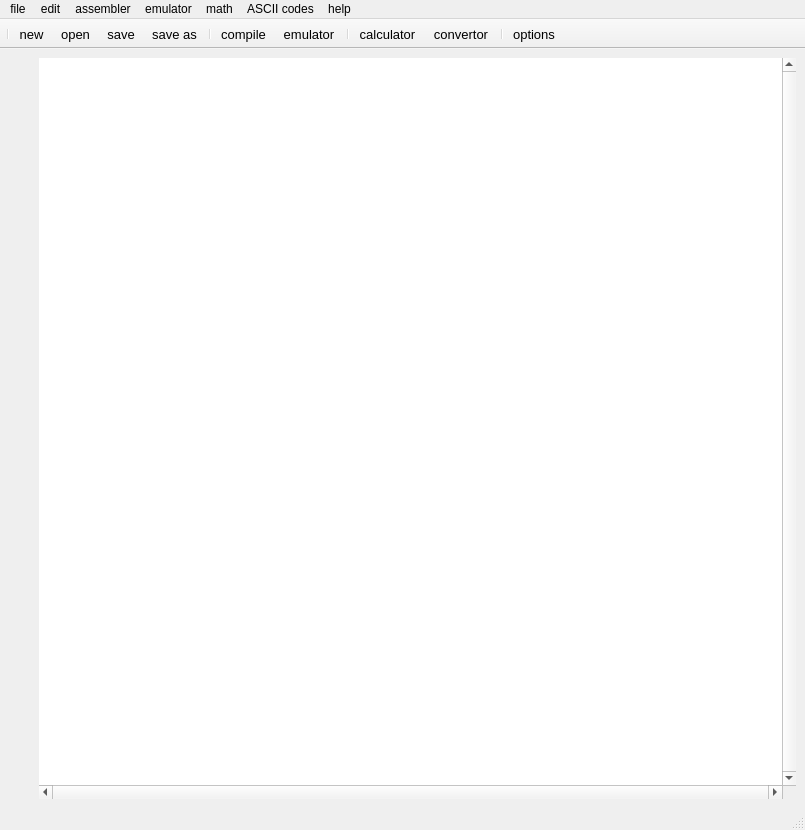
Before: the Qt Designer form mainwindow.ui in t1anist/8086Software, drawn with Qt 5.
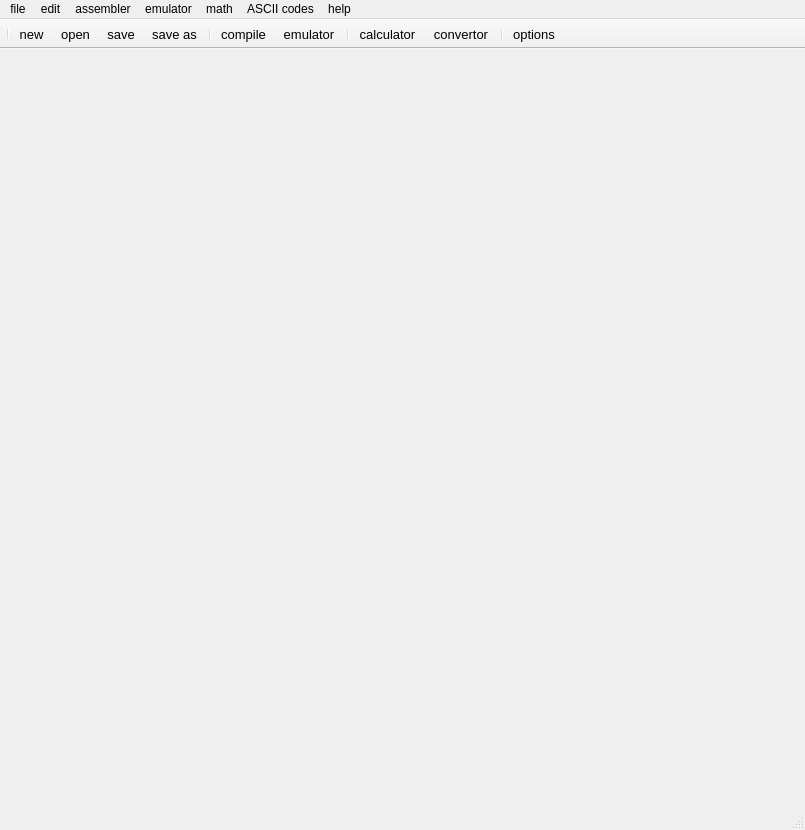
After: the same form once the commit is applied. Icons and pictures are not drawn.

```diff
--- a/mainwindow.ui
+++ b/mainwindow.ui
@@ -18,82 +18,7 @@
     <normaloff>:/icons/images/icons/CPU.ico</normaloff>:/icons/images/icons/CPU.ico</iconset>
   </property>
   <widget class="QWidget" name="centralwidget">
-   <layout class="QHBoxLayout" name="horizontalLayout">
-    <item>
-     <spacer name="horizontalSpacer">
-      <property name="orientation">
-       <enum>Qt::Horizontal</enum>
-      </property>
-      <property name="sizeType">
-       <enum>QSizePolicy::Fixed</enum>
-      </property>
-      <property name="sizeHint" stdset="0">
-       <size>
-        <width>30</width>
-        <height>20</height>
-       </size>
-      </property>
-     </spacer>
-    </item>
-    <item>
-     <widget class="QPlainTextEdit" name="plainTextEdit">
-      <property name="sizePolicy">
-       <sizepolicy hsizetype="Expanding" vsizetype="Expanding">
-        <horstretch>0</horstretch>
-        <verstretch>0</verstretch>
-       </sizepolicy>
-      </property>
-      <property name="minimumSize">
-       <size>
-        <width>0</width>
-        <height>0</height>
-       </size>
-      </property>
-      <property name="sizeIncrement">
-       <size>
-        <width>1920</width>
-        <height>1080</height>
-       </size>
-      </property>
-      <property name="baseSize">
-       <size>
-        <width>1920</width>
-        <height>1080</height>
-       </size>
-      </property>
-      <property name="font">
-       <font>
-        <family>Arial</family>
-        <pointsize>12</pointsize>
-       </font>
-      </property>
-      <property name="cursor" stdset="0">
-       <cursorShape>IBeamCursor</cursorShape>
-      </property>
-      <property name="frameShape">
-       <enum>QFrame::NoFrame</enum>
-      </property>
-      <property name="frameShadow">
-       <enum>QFrame::Sunken</enum>
-      </property>
-      <property name="verticalScrollBarPolicy">
-       <enum>Qt::ScrollBarAlwaysOn</enum>
-      </property>
-      <property name="horizontalScrollBarPolicy">
-       <enum>Qt::ScrollBarAlwaysOn</enum>
-      </property>
-      <property name="overwriteMode">
-       <bool>false</bool>
-      </property>
-      <property name="tabStopWidth">
-       <number>80</number>
-      </property>
-      <property name="maximumBlockCount">
-       <number>0</number>
-      </property>
-     </widget>
-    </item>
-   </layout>
+   <layout class="QHBoxLayout" name="horizontalLayout"/>
   </widget>
   <widget class="QMenuBar" name="menubar">
    <property name="geometry">
```
Left out of the diff: 6 changed lines with no effect on the pictures.
